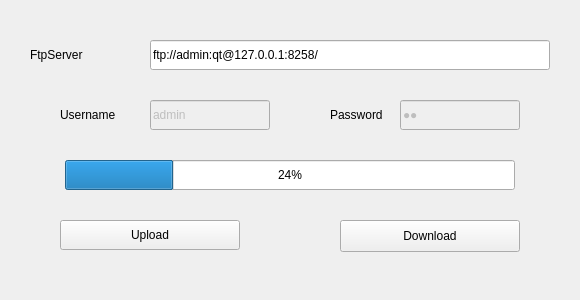
Above: FTP-client/mainwindow.ui from netpipe/qFTP-Server-Client before the change. Below: the same form after it.
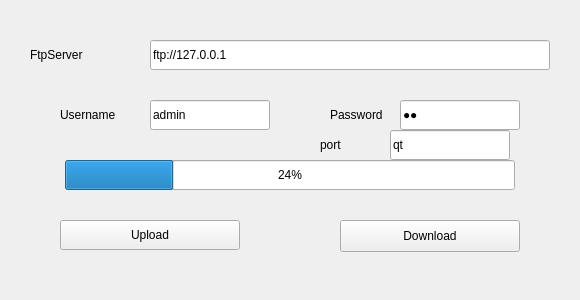
That is the form after the change. Icons and pictures are not drawn.

What changed in the file:
```diff
--- a/FTP-client/mainwindow.ui
+++ b/FTP-client/mainwindow.ui
@@ -50,7 +50,7 @@
      <string notr="true">font: 10pt &quot;Arial&quot;;</string>
     </property>
     <property name="text">
-     <string>ftp://admin:qt@127.0.0.1:8258/</string>
+     <string>ftp://127.0.0.1</string>
     </property>
    </widget>
    <widget class="QLabel" name="label_user">
@@ -71,7 +71,7 @@
    </widget>
    <widget class="QLineEdit" name="lineEdit_user">
     <property name="enabled">
-     <bool>false</bool>
+     <bool>true</bool>
     </property>
     <property name="geometry">
      <rect>
@@ -106,7 +106,7 @@
    </widget>
    <widget class="QLineEdit" name="lineEdit_password">
     <property name="enabled">
-     <bool>false</bool>
+     <bool>true</bool>
     </property>
     <property name="geometry">
      <rect>
@@ -168,6 +168,41 @@
      <string>Download</string>
     </property>
    </widget>
+   <widget class="QLabel" name="label_password_2">
+    <property name="geometry">
+     <rect>
+      <x>320</x>
+      <y>130</y>
+      <width>60</width>
+      <height>30</height>
+     </rect>
+    </property>
+    <property name="styleSheet">
+     <string notr="true">font: 10pt &quot;Arial&quot;;</string>
+    </property>
+    <property name="text">
+     <string>port</string>
+    </property>
+   </widget>
+   <widget class="QLineEdit" name="port">
+    <property name="enabled">
+     <bool>true</bool>
+    </property>
+    <property name="geometry">
+     <rect>
+      <x>390</x>
+      <y>130</y>
+      <width>120</width>
+      <height>30</height>
+     </rect>
+    </property>
+    <property name="text">
+     <string>qt</string>
+    </property>
+    <property name="echoMode">
+     <enum>QLineEdit::Normal</enum>
+    </property>
+   </widget>
   </widget>
   <widget class="QMenuBar" name="menuBar">
    <property name="geometry">
```
